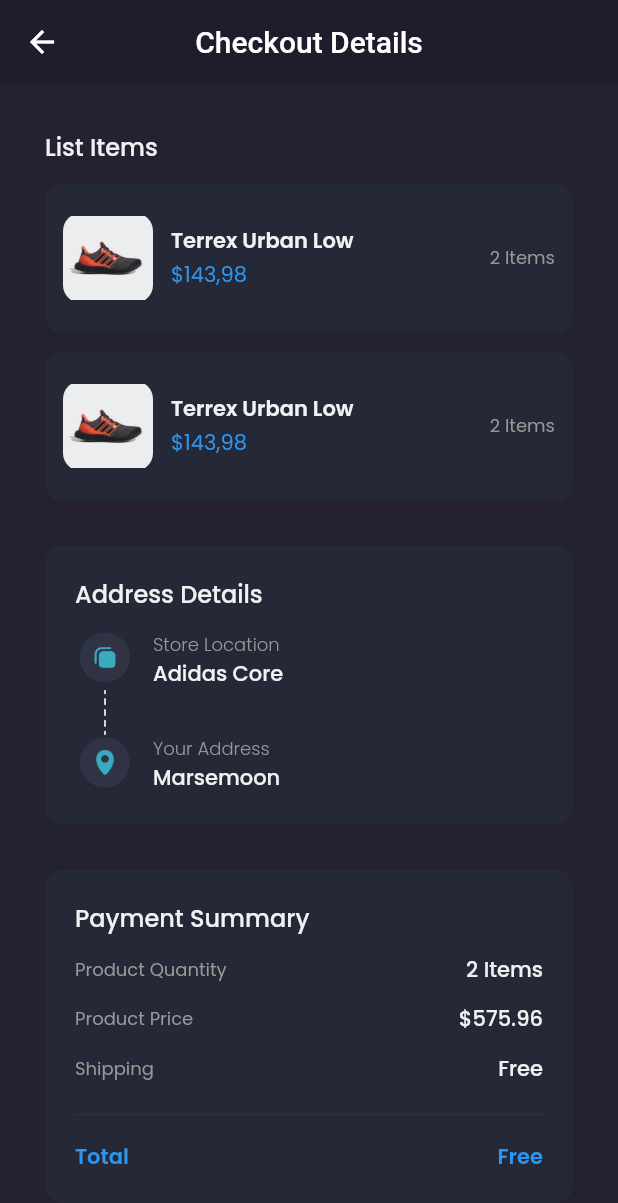
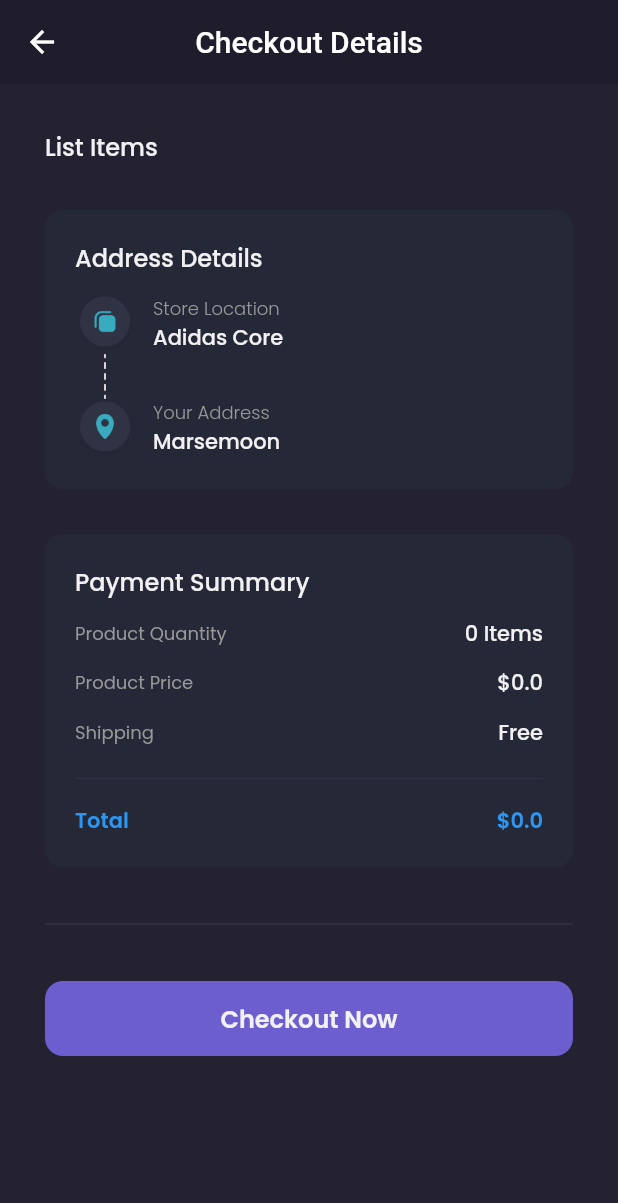
Before and after one commit to 1hafizhsdq/shamo, a Flutter app: the CheckoutPage screen opened by its route, on a phone screen of 412 x 824 dp. Shown: the top 1203 px of the screen. Run offline on Flutter 3.47's test engine with Material 2 defaults, Android fonts, the phone set to English and light mode, and no system bars; our stand-ins replace google_fonts; missing offline and left inert: dart:ffi; accounts and stored records are empty; network calls fail.

Commit message:
checkout page,provider,service

```diff
--- a/lib/main.dart
+++ b/lib/main.dart
@@ -13,6 +13,7 @@ import 'package:shamo/pages/splash_page.dart';
 import 'package:shamo/providers/auth_provider.dart';
 import 'package:shamo/providers/cart_provider.dart';
 import 'package:shamo/providers/product_provider.dart';
+import 'package:shamo/providers/transaction_provider.dart';
 import 'package:shamo/providers/wishlist_provider.dart';
 import 'theme.dart';
 
@@ -37,6 +38,9 @@ class MyApp extends StatelessWidget {
         ChangeNotifierProvider(
           create: (context) => CartProvider(),
         ),
+        ChangeNotifierProvider(
+          create: (context) => TransactionProvider(),
+        ),
       ],
       child: MaterialApp(
         debugShowCheckedModeBanner: false,
--- a/lib/pages/checkout_page.dart
+++ b/lib/pages/checkout_page.dart
@@ -1,12 +1,51 @@
+import 'dart:ffi';
+
 import 'package:flutter/material.dart';
+import 'package:provider/provider.dart';
+import 'package:shamo/providers/auth_provider.dart';
+import 'package:shamo/providers/cart_provider.dart';
+import 'package:shamo/providers/transaction_provider.dart';
 import 'package:shamo/theme.dart';
 import 'package:shamo/widgets/checkout_card.dart';
+import 'package:shamo/widgets/loading_button.dart';
 
-class CheckoutPage extends StatelessWidget {
+class CheckoutPage extends StatefulWidget {
   const CheckoutPage({super.key});
 
   @override
+  State<CheckoutPage> createState() => _CheckoutPageState();
+}
+
+class _CheckoutPageState extends State<CheckoutPage> {
+  bool isLoading = false;
+
+  @override
   Widget build(BuildContext context) {
+    CartProvider cartProvider = Provider.of<CartProvider>(context);
+    TransactionProvider transactionProvider =
+        Provider.of<TransactionProvider>(context);
+    AuthProvider authProvider = Provider.of<AuthProvider>(context);
+
+    handleCheckout() async {
+      setState(() {
+        isLoading = true;
+      });
+
+      if (await transactionProvider.checkout(
+        authProvider.user.token,
+        cartProvider.carts,
+        cartProvider.totalPrice(),
+      )) {
+        cartProvider.carts = [];
+        Navigator.pushNamedAndRemoveUntil(
+            context, '/checkout-success', (route) => false);
+      }
+
+      setState(() {
+        isLoading = false;
+      });
+    }
+
     PreferredSizeWidget header() {
       return AppBar(
         backgroundColor: backgroundColor1,
@@ -37,8 +76,12 @@ class CheckoutPage extends StatelessWidget {
                     fontWeight: medium,
                   ),
                 ),
-                CheckoutCard(),
-                CheckoutCard(),
+                Column(
+                    children: cartProvider.carts
+                        .map(
+                          (cart) => CheckoutCard(cart),
+                        )
+                        .toList()),
               ],
             ),
           ),
@@ -166,7 +209,7 @@ class CheckoutPage extends StatelessWidget {
                       ),
                     ),
                     Text(
-                      '2 Items',
+                      '${cartProvider.totalItems()} Items',
                       style: primaryTextStyle.copyWith(
                         fontWeight: medium,
                       ),
@@ -186,7 +229,7 @@ class CheckoutPage extends StatelessWidget {
                       ),
                     ),
                     Text(
-                      '\$575.96',
+                      '\$${cartProvider.totalPrice()}',
                       style: primaryTextStyle.copyWith(
                         fontWeight: medium,
                       ),
@@ -233,7 +276,7 @@ class CheckoutPage extends StatelessWidget {
                       ),
                     ),
                     Text(
-                      'Free',
+                      '\$${cartProvider.totalPrice()}',
                       style: priceTextStyle.copyWith(
                         fontWeight: semibold,
                       ),
@@ -251,22 +294,26 @@ class CheckoutPage extends StatelessWidget {
             thickness: 1,
             color: Color(0xff2E3141),
           ),
-          Container(
+          isLoading
+              ? Container(
+                  margin: EdgeInsets.only(
+                    bottom: 30,
+                  ),
+                  child: LoadingButton(),
+                )
+              : Container(
                   height: 50,
                   width: double.infinity,
                   margin: EdgeInsets.symmetric(
                     vertical: defaultMargin,
                   ),
                   child: TextButton(
-                onPressed: () {
-                  Navigator.pushNamedAndRemoveUntil(context, '/checkout-success', (route) => false);
-                },
+                      onPressed: handleCheckout,
                       style: TextButton.styleFrom(
                           backgroundColor: primaryColor,
                           shape: RoundedRectangleBorder(
                             borderRadius: BorderRadius.circular(12),
-                  )
-                ),
+                          )),
                       child: Text(
                         'Checkout Now',
                         style: primaryTextStyle.copyWith(
--- /dev/null
+++ b/lib/providers/transaction_provider.dart
@@ -0,0 +1,20 @@
+import 'package:flutter/cupertino.dart';
+import 'package:shamo/models/cart_model.dart';
+import 'package:shamo/services/transaction_service.dart';
+
+class TransactionProvider with ChangeNotifier{
+
+  Future<bool> checkout(String token, List<CartModel> carts, double totalPrice) async{
+    try {
+      if(await TransactionService().checkout(token, carts, totalPrice)){
+        return true;
+      }else{
+        return false;
+      }
+    } catch (e) {
+      print(e);
+      return false;
+    }
+  }
+
+}
--- a/lib/widgets/checkout_card.dart
+++ b/lib/widgets/checkout_card.dart
@@ -1,8 +1,12 @@
 import 'package:flutter/material.dart';
+import 'package:shamo/models/cart_model.dart';
 import 'package:shamo/theme.dart';
 
 class CheckoutCard extends StatelessWidget {
-  const CheckoutCard({super.key});
+  // const CheckoutCard({super.key});
+
+  final CartModel cart;
+  CheckoutCard(this.cart);
 
   @override
   Widget build(BuildContext context) {
@@ -26,8 +30,8 @@ class CheckoutCard extends StatelessWidget {
             decoration: BoxDecoration(
               borderRadius: BorderRadius.circular(12),
               image: DecorationImage(
-                image: AssetImage(
-                  'assets/icon_shoes.png',
+                image: NetworkImage(
+                  cart.product.galleries[0].url,
                 ),
               ),
             ),
@@ -40,7 +44,7 @@ class CheckoutCard extends StatelessWidget {
               crossAxisAlignment: CrossAxisAlignment.start,
               children: [
                 Text(
-                  'Terrex Urban Low',
+                  cart.product.name,
                   style: primaryTextStyle.copyWith(
                     fontWeight: semibold,
                   ),
@@ -50,7 +54,7 @@ class CheckoutCard extends StatelessWidget {
                   height: 2,
                 ),
                 Text(
-                  '\$143,98',
+                  '\$${cart.product.price}',
                   style: priceTextStyle,
                 ),
               ],
@@ -60,7 +64,7 @@ class CheckoutCard extends StatelessWidget {
             width: 12,
           ),
           Text(
-            '2 Items',
+            '${cart.quantity} Items',
             style: secondaryTextStyle.copyWith(
               fontSize: 12,
             ),
```
Also changed, not shown: lib/services/transaction_service.dart (added, +46 -0 lines). Lines whose indentation alone changed are shown as unchanged.
